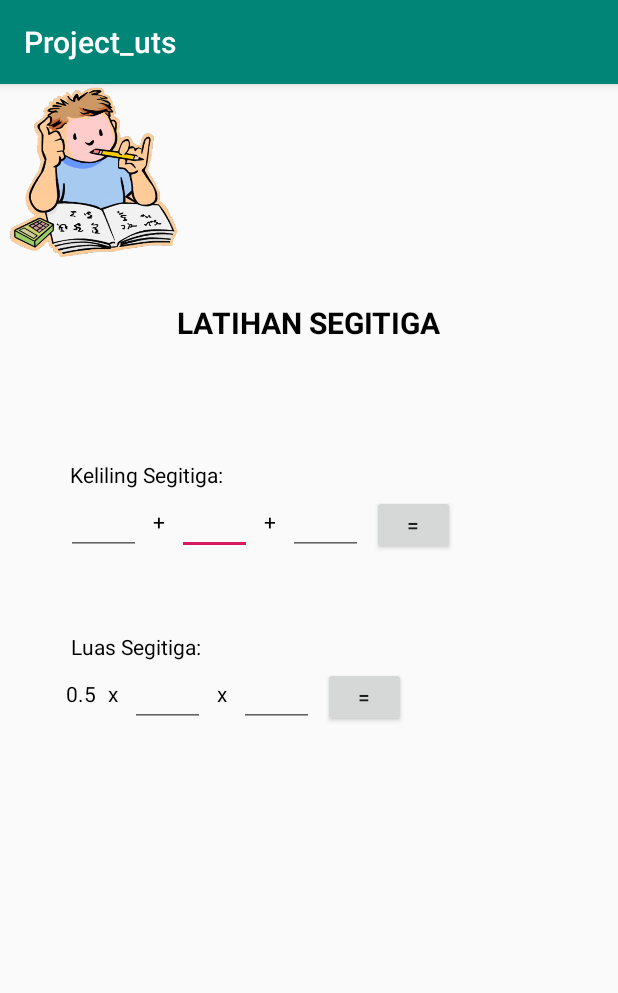
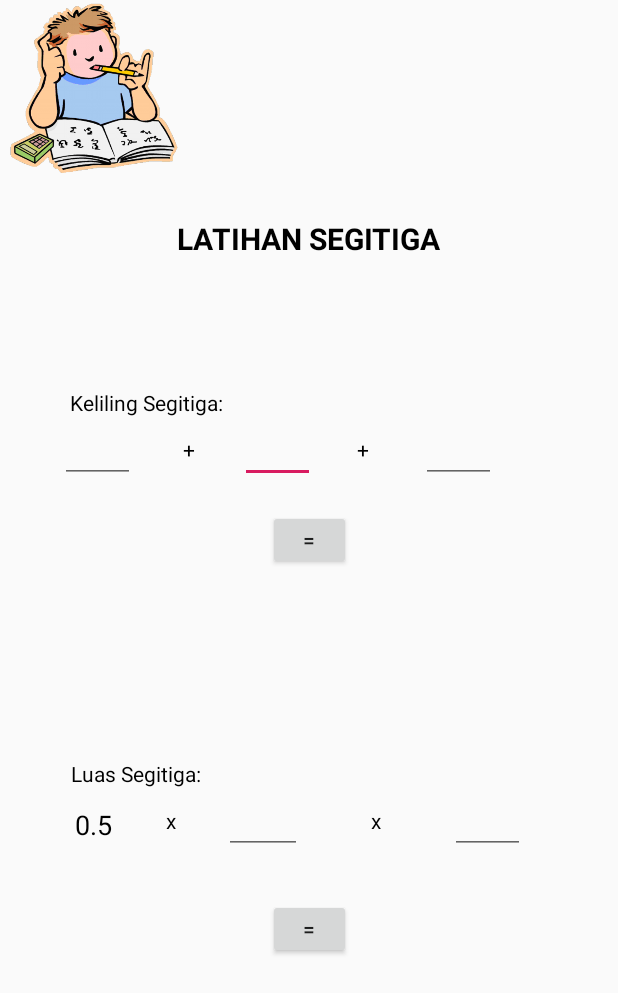
Before and after one commit to Alfarizqi88/Project_UTS, an Android app: the SegitigaActivity screen opened directly, with no data from a screen before it, on a phone screen of 412 x 824 dp. Shown: the top 993 px of the screen. Run offline under Robolectric (Android 15) with nearby library versions, the phone set to English and light mode, and no system bars.

Commit message:
merubah tampilan layout dan menambahkan fungsi rumus

```diff
--- a/app/src/main/java/id/ac/polinema/project_uts/activities/PersegiActivity.java
+++ b/app/src/main/java/id/ac/polinema/project_uts/activities/PersegiActivity.java
@@ -52,7 +52,10 @@ public class PersegiActivity extends AppCompatActivity {
                     Toast.makeText(getApplication(),"mohon sisi pertama diisi",Toast.LENGTH_LONG).show();
                 }else if(sisi2.length()==0){
                     Toast.makeText(getApplication(),"mohon sisi kedua diisi",Toast.LENGTH_LONG).show();
-                }else {
+                }else if(sisi1.length() != sisi2.length()){
+                    Toast.makeText(getApplication(),"inputan sisi harus sama",Toast.LENGTH_LONG).show();
+                }
+                else {
                     String isisisi1 = sisi1.getText().toString();
                     String isisisi2 = sisi2.getText().toString();
 
--- a/app/src/main/java/id/ac/polinema/project_uts/activities/SegitigaActivity.java
+++ b/app/src/main/java/id/ac/polinema/project_uts/activities/SegitigaActivity.java
@@ -34,9 +34,10 @@ public class SegitigaActivity extends AppCompatActivity {
             btnkel.setOnClickListener(new View.OnClickListener() {
                 @Override
                 public void onClick(View view) {
-                    if(a.length() == 0 && b.length()== 0 && c.length()==0){
+                    if(a.length() == 0 || b.length()== 0 || c.length()==0){
                         Toast.makeText(getApplication(),"Setiap sisi harus diisi",Toast.LENGTH_LONG).show();
-                    }else{
+                    }
+                    else{
                         String isiA = a.getText().toString();
                         String isiB = b.getText().toString();
                         String isiC = c.getText().toString();
--- a/app/src/main/res/layout/activity_segitiga.xml
+++ b/app/src/main/res/layout/activity_segitiga.xml
@@ -5,6 +5,7 @@
     android:layout_width="match_parent"
     android:layout_height="match_parent"
     tools:context=".activities.SegitigaActivity">
+
     <ImageView
         android:id="@+id/imageView3"
         android:layout_width="126dp"
@@ -42,7 +43,7 @@
         android:id="@+id/textView14"
         android:layout_width="wrap_content"
         android:layout_height="wrap_content"
-        android:layout_marginStart="8dp"
+        android:layout_marginStart="32dp"
         android:layout_marginTop="12dp"
         android:text="+"
         android:textColor="@color/colorBlack"
@@ -53,7 +54,7 @@
         android:id="@+id/textView16"
         android:layout_width="wrap_content"
         android:layout_height="wrap_content"
-        android:layout_marginStart="8dp"
+        android:layout_marginStart="28dp"
         android:layout_marginTop="12dp"
         android:text="+"
         android:textColor="@color/colorBlack"
@@ -64,7 +65,7 @@
         android:id="@+id/edit_B"
         android:layout_width="50dp"
         android:layout_height="44dp"
-        android:layout_marginStart="8dp"
+        android:layout_marginStart="30dp"
         android:ems="4"
         android:inputType="number"
         android:textColor="@color/colorBlack"
@@ -75,18 +76,18 @@
         android:id="@+id/edit_tinggi"
         android:layout_width="50dp"
         android:layout_height="44dp"
-        android:layout_marginStart="8dp"
+        android:layout_marginEnd="62dp"
         android:ems="4"
         android:inputType="number"
         android:textColor="@color/colorBlack"
-        app:layout_constraintStart_toEndOf="@+id/textView31"
+        app:layout_constraintEnd_toEndOf="parent"
         app:layout_constraintTop_toBottomOf="@+id/textView19" />
 
     <EditText
         android:id="@+id/edit_alas"
-        android:layout_width="50dp"
+        android:layout_width="52dp"
         android:layout_height="44dp"
-        android:layout_marginStart="8dp"
+        android:layout_marginStart="32dp"
         android:ems="4"
         android:inputType="number"
         android:textColor="@color/colorBlack"
@@ -97,10 +98,11 @@
         android:id="@+id/edit_C"
         android:layout_width="50dp"
         android:layout_height="44dp"
-        android:layout_marginStart="8dp"
         android:ems="4"
         android:inputType="number"
         android:textColor="@color/colorBlack"
+        app:layout_constraintEnd_toEndOf="parent"
+        app:layout_constraintHorizontal_bias="0.301"
         app:layout_constraintStart_toEndOf="@+id/textView16"
         app:layout_constraintTop_toBottomOf="@+id/textView12" />
 
@@ -108,7 +110,7 @@
         android:id="@+id/edit_A"
         android:layout_width="50dp"
         android:layout_height="44dp"
-        android:layout_marginStart="44dp"
+        android:layout_marginStart="40dp"
         android:ems="4"
         android:inputType="number"
         android:textColor="@color/colorBlack"
@@ -120,33 +122,37 @@
         android:layout_width="wrap_content"
         android:layout_height="wrap_content"
         android:orientation="horizontal"
-        app:layout_constraintGuide_percent="0.3" />
+        app:layout_constraintGuide_percent="0.29" />
 
     <TextView
         android:id="@+id/txthasilkel"
-        android:layout_width="60dp"
-        android:layout_height="20dp"
-        android:layout_marginStart="6dp"
-        android:layout_marginTop="12dp"
+        android:layout_width="64dp"
+        android:layout_height="23dp"
         android:textColor="@color/colorBlack"
-        app:layout_constraintStart_toEndOf="@+id/btnkel"
-        app:layout_constraintTop_toBottomOf="@+id/textView12" />
+        android:textSize="18dp"
+        android:textStyle="bold"
+        app:layout_constraintBottom_toTopOf="@+id/guideline23"
+        app:layout_constraintEnd_toEndOf="parent"
+        app:layout_constraintHorizontal_bias="0.547"
+        app:layout_constraintStart_toStartOf="parent"
+        app:layout_constraintTop_toBottomOf="@+id/btnkel"
+        app:layout_constraintVertical_bias="0.464" />
 
     <androidx.constraintlayout.widget.Guideline
         android:id="@+id/guideline23"
         android:layout_width="wrap_content"
         android:layout_height="wrap_content"
         android:orientation="horizontal"
-        app:layout_constraintGuide_percent="0.45" />
+        app:layout_constraintGuide_percent="0.59" />
 
     <TextView
         android:id="@+id/textView31"
         android:layout_width="wrap_content"
         android:layout_height="wrap_content"
-        android:layout_marginStart="8dp"
         android:layout_marginTop="12dp"
         android:text="x"
         android:textColor="@color/colorBlack"
+        app:layout_constraintEnd_toStartOf="@+id/edit_tinggi"
         app:layout_constraintStart_toEndOf="@+id/edit_alas"
         app:layout_constraintTop_toBottomOf="@+id/textView19" />
 
@@ -154,7 +160,7 @@
         android:id="@+id/textView22"
         android:layout_width="wrap_content"
         android:layout_height="wrap_content"
-        android:layout_marginStart="8dp"
+        android:layout_marginStart="36dp"
         android:layout_marginTop="12dp"
         android:text="x"
         android:textColor="@color/colorBlack"
@@ -165,11 +171,14 @@
         android:id="@+id/txthasilluas"
         android:layout_width="60dp"
         android:layout_height="20dp"
-        android:layout_marginStart="6dp"
-        android:layout_marginTop="12dp"
+        android:layout_marginTop="20dp"
         android:textColor="@color/colorBlack"
-        app:layout_constraintStart_toEndOf="@+id/btnluas"
-        app:layout_constraintTop_toBottomOf="@+id/textView19" />
+        android:textSize="18dp"
+        android:textStyle="bold"
+        app:layout_constraintEnd_toEndOf="parent"
+        app:layout_constraintHorizontal_bias="0.541"
+        app:layout_constraintStart_toStartOf="parent"
+        app:layout_constraintTop_toBottomOf="@+id/btnluas" />
 
     <TextView
         android:id="@+id/textView34"
@@ -178,8 +187,8 @@
         android:layout_marginTop="30dp"
         android:text="LATIHAN SEGITIGA"
         android:textColor="@color/colorBlack"
+        android:textSize="20dp"
         android:textStyle="bold"
-        android:textSize="20dp"
         app:layout_constraintEnd_toEndOf="parent"
         app:layout_constraintStart_toStartOf="parent"
         app:layout_constraintTop_toBottomOf="@+id/imageView3" />
@@ -188,9 +197,10 @@
         android:id="@+id/textView20"
         android:layout_width="wrap_content"
         android:layout_height="wrap_content"
-        android:layout_marginStart="44dp"
+        android:layout_marginStart="50dp"
         android:layout_marginTop="12dp"
         android:text="0.5"
+        android:textSize="18dp"
         android:textColor="@color/colorBlack"
         app:layout_constraintStart_toStartOf="parent"
         app:layout_constraintTop_toBottomOf="@+id/textView19" />
@@ -199,19 +209,26 @@
         android:id="@+id/btnkel"
         android:layout_width="55dp"
         android:layout_height="40dp"
-        android:layout_marginStart="6dp"
-        android:layout_marginTop="4dp"
+        android:layout_marginTop="18dp"
         android:text="="
-        app:layout_constraintStart_toEndOf="@+id/edit_C"
-        app:layout_constraintTop_toBottomOf="@+id/textView12" />
+        app:layout_constraintEnd_toEndOf="parent"
+        app:layout_constraintStart_toStartOf="parent"
+        app:layout_constraintTop_toBottomOf="@+id/edit_B" />
 
     <Button
         android:id="@+id/btnluas"
         android:layout_width="55dp"
         android:layout_height="40dp"
-        android:layout_marginStart="6dp"
-        android:layout_marginTop="4dp"
+        android:layout_marginTop="30dp"
         android:text="="
-        app:layout_constraintStart_toEndOf="@+id/edit_tinggi"
-        app:layout_constraintTop_toBottomOf="@+id/textView19" />
+        app:layout_constraintEnd_toEndOf="parent"
+        app:layout_constraintStart_toStartOf="parent"
+        app:layout_constraintTop_toBottomOf="@+id/edit_alas" />
+
+    <androidx.constraintlayout.widget.Guideline
+        android:id="@+id/guideline21"
+        android:layout_width="wrap_content"
+        android:layout_height="wrap_content"
+        android:orientation="vertical"
+        app:layout_constraintGuide_percent="0.5" />
 </androidx.constraintlayout.widget.ConstraintLayout>
--- a/app/src/main/res/values/styles.xml
+++ b/app/src/main/res/values/styles.xml
@@ -1,7 +1,7 @@
 <resources>
 
     <!-- Base application theme. -->
-    <style name="AppTheme" parent="Theme.AppCompat.Light.DarkActionBar">
+    <style name="AppTheme" parent="Theme.AppCompat.Light.NoActionBar">
         <!-- Customize your theme here. -->
         <item name="colorPrimary">@color/colorPrimary</item>
         <item name="colorPrimaryDark">@color/colorPrimaryDark</item>
```
Also changed, not shown: app/src/main/java/id/ac/polinema/project_uts/activities/PersegiPanjangActivity.java (+13 -6 lines), app/src/main/res/layout/activity_lingkaran.xml (+38 -27 lines), app/src/main/res/layout/activity_persegi.xml (+31 -23 lines), app/src/main/res/layout/activity_persegi_panjang.xml (+48 -30 lines).
